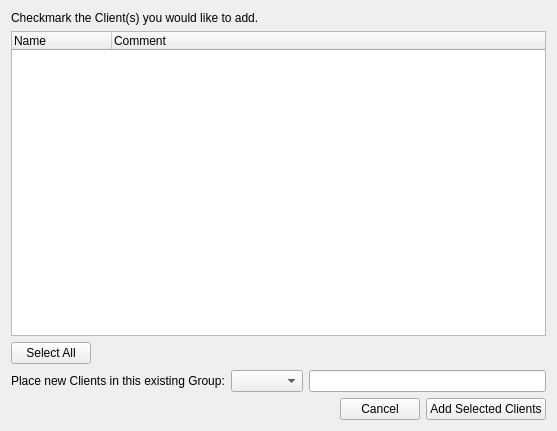
Before: the Qt Designer form FWAdminLib/NewClientsFromFile.ui in fw-dev/translations, drawn with Qt 5.
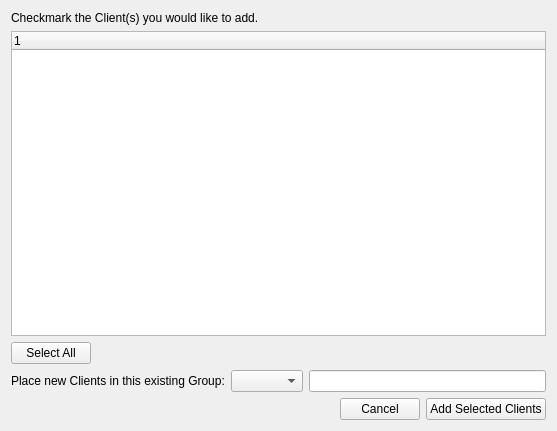
After: the same form once the commit is applied. Custom widgets are drawn as their Qt base class.

```diff
--- a/FWAdminLib/NewClientsFromFile.ui
+++ b/FWAdminLib/NewClientsFromFile.ui
@@ -38,16 +38,6 @@
      <property name="itemsExpandable">
       <bool>false</bool>
      </property>
-     <column>
-      <property name="text">
-       <string>Name</string>
-      </property>
-     </column>
-     <column>
-      <property name="text">
-       <string>Comment</string>
-      </property>
-     </column>
     </widget>
    </item>
    <item>
```
Left out of the diff: 4 changed lines with no effect on the pictures.
